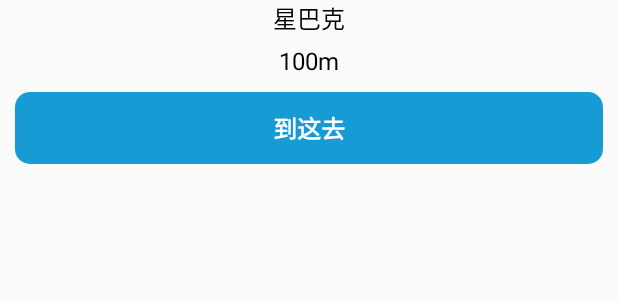
After one commit to H6yV7Um/ShoppingMallNavigation, an Android app: the layout map_popup_window_layout.xml on its own in the app's theme, with its tools: preview values and no code run, on a phone screen of 412 x 824 dp. The commit adds this screen. Shown: the top 300 px of the screen. Run offline under Robolectric (Android 15) with nearby library versions, the phone set to English and light mode, and no system bars.

Commit message:
[UPDATE]更新：点击地点弹窗

```diff
--- /dev/null
+++ b/app/src/main/res/drawable/shape_corner.xml
@@ -0,0 +1,8 @@
+<?xml version="1.0" encoding="utf-8"?>
+<shape xmlns:android="http://schemas.android.com/apk/res/android">
+    <solid android:color="#169BD5" />
+    <corners android:topLeftRadius="10dp"
+        android:topRightRadius="10dp"
+        android:bottomRightRadius="10dp"
+        android:bottomLeftRadius="10dp"/>
+</shape>
--- /dev/null
+++ b/app/src/main/res/layout/map_popup_window_layout.xml
@@ -0,0 +1,42 @@
+<?xml version="1.0" encoding="utf-8"?>
+<LinearLayout xmlns:android="http://schemas.android.com/apk/res/android"
+    android:id="@+id/map_popup_layout"
+    android:layout_width="match_parent"
+    android:layout_height="wrap_content"
+    android:gravity="center_horizontal"
+    android:orientation="vertical">
+
+    <TextView
+        android:id="@+id/map_location_name_tv"
+        android:layout_width="match_parent"
+        android:layout_height="wrap_content"
+        android:gravity="center"
+        android:text="星巴克"
+        android:textColor="#000000"
+        android:textSize="16sp" />
+
+    <TextView
+        android:id="@+id/map_location_distance_tv"
+        android:layout_width="match_parent"
+        android:layout_height="wrap_content"
+        android:layout_marginTop="5dp"
+        android:gravity="center"
+        android:text="100m"
+        android:textColor="#000000"
+        android:textSize="16sp" />
+
+    <Button
+        android:id="@+id/map_navi_bt"
+        android:layout_width="match_parent"
+        android:layout_height="wrap_content"
+        android:layout_marginLeft="10dp"
+        android:layout_marginRight="10dp"
+        android:layout_marginTop="10dp"
+        android:background="@drawable/shape_corner"
+        android:padding="10dp"
+        android:text="到这去"
+        android:textColor="#ffffff"
+        android:textSize="16sp"
+        android:textStyle="bold" />
+
+</LinearLayout>
```
Also changed, not shown: app/src/main/java/com/example/xu/shoppingmallnavigation/MapHelper.java (+0 -18 lines), app/src/main/java/com/example/xu/shoppingmallnavigation/presenter/main/MainPresenter.java (+0 -10 lines), app/src/main/java/com/example/xu/shoppingmallnavigation/ui/activity/MainActivity.java (+33 -14 lines), app/src/main/java/com/example/xu/shoppingmallnavigation/ui/activity/widget/MapPopupWindow.java (added, +97 -0 lines), app/src/main/res/layout/activity_main.xml (+6 -6 lines).
